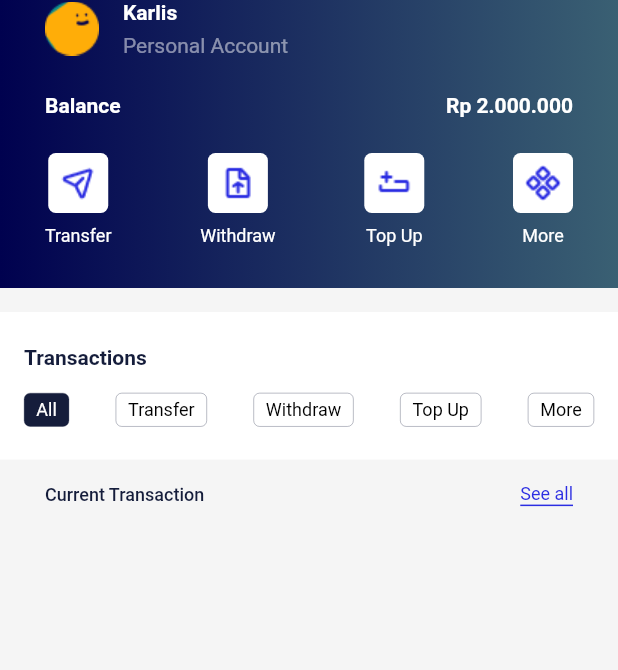
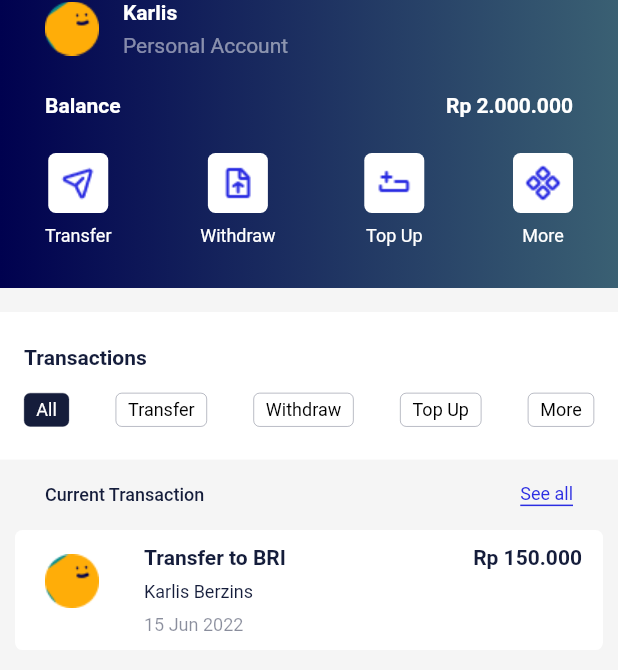
Before and after one commit to berzinsk/ui_mobile_bank_app_flutter, a Flutter app: the screen it shows after launch, on a phone screen of 412 x 824 dp. Shown: the top 670 px of the screen. Run offline on Flutter 3.47's test engine with Material 2 defaults, Android fonts, the phone set to English and light mode, and no system bars.

Commit message:
Add transaction list item component

```diff
--- /dev/null
+++ b/lib/components/transaction_list_item.dart
@@ -0,0 +1,81 @@
+import 'package:flutter/material.dart';
+import 'package:intl/intl.dart';
+
+import '../model/transaction.dart';
+
+class TransactionListItem extends StatelessWidget {
+  final Transaction transaction;
+
+  const TransactionListItem({
+    Key? key,
+    required this.transaction,
+  }) : super(key: key);
+
+  @override
+  Widget build(BuildContext context) {
+    return Container(
+      padding: const EdgeInsets.symmetric(horizontal: 14, vertical: 10),
+      decoration: BoxDecoration(
+        borderRadius: BorderRadius.circular(5),
+        color: Colors.white,
+      ),
+      child: Row(
+        crossAxisAlignment: CrossAxisAlignment.start,
+        children: [
+          const Padding(
+            padding: EdgeInsets.only(right: 24),
+            child: Image(
+              image: AssetImage(
+                'asset/images/profile_picture_placeholder.png',
+              ),
+              width: 48,
+              height: 48,
+            ),
+          ),
+          Expanded(
+            child: Column(
+              crossAxisAlignment: CrossAxisAlignment.start,
+              children: [
+                Text(
+                  'Transfer to ${transaction.to}',
+                  style: const TextStyle(
+                    fontSize: 14,
+                    fontWeight: FontWeight.w600,
+                    color: Color(0xff151d3b),
+                  ),
+                ),
+                Padding(
+                  padding: const EdgeInsets.symmetric(vertical: 8),
+                  child: Text(
+                    transaction.from,
+                    style: const TextStyle(
+                      fontSize: 12,
+                      fontWeight: FontWeight.w400,
+                      color: Color(0xff151d3b),
+                    ),
+                  ),
+                ),
+                Text(
+                  DateFormat('dd MMM yyyy').format(transaction.date),
+                  style: TextStyle(
+                    fontSize: 12,
+                    fontWeight: FontWeight.w400,
+                    color: const Color(0xff151d3b).withOpacity(0.5),
+                  ),
+                ),
+              ],
+            ),
+          ),
+          Text(
+            'Rp ${transaction.amount}',
+            style: const TextStyle(
+              fontSize: 14,
+              fontWeight: FontWeight.w600,
+              color: Color(0xff151d3b),
+            ),
+          ),
+        ],
+      ),
+    );
+  }
+}
--- a/lib/main.dart
+++ b/lib/main.dart
@@ -17,7 +17,7 @@ class MyApp extends StatelessWidget {
       theme: ThemeData(
         primarySwatch: Colors.blue,
       ),
-      home: const Scaffold(
+      home: Scaffold(
         body: Dashboard(),
       ),
     );
--- /dev/null
+++ b/lib/model/transaction.dart
@@ -0,0 +1,13 @@
+class Transaction {
+  final String from;
+  final String to;
+  final String amount;
+  final DateTime date;
+
+  Transaction({
+    required this.from,
+    required this.to,
+    required this.amount,
+    required this.date,
+  });
+}
--- a/lib/screens/dashboard.dart
+++ b/lib/screens/dashboard.dart
@@ -3,9 +3,18 @@ import 'package:flutter/material.dart';
 import '../components/dashboard_header.dart';
 import '../components/transactions.dart';
 import '../components/transaction_filter.dart';
+import '../components/transaction_list_item.dart';
+import '../model/transaction.dart';
 
 class Dashboard extends StatelessWidget {
-  const Dashboard({Key? key}) : super(key: key);
+  Dashboard({Key? key}) : super(key: key);
+
+  final Transaction transaction = Transaction(
+    from: 'Karlis Berzins',
+    to: 'BRI',
+    amount: '150.000',
+    date: DateTime.now(),
+  );
 
   @override
   Widget build(BuildContext context) {
@@ -30,12 +39,17 @@ class Dashboard extends StatelessWidget {
                 alignment: Alignment.topLeft,
                 color: const Color(0xfff5f5f5),
                 child: Column(
-                  children: const [
-                    Padding(
+                  children: [
+                    const Padding(
                       padding: EdgeInsets.symmetric(vertical: 16),
                       child: Transactions(),
                     ),
-                    TransactionFilter(),
+                    const TransactionFilter(),
+                    Padding(
+                      padding:
+                          const EdgeInsets.only(top: 16, left: 10, right: 10),
+                      child: TransactionListItem(transaction: transaction),
+                    )
                   ],
                 ),
               ),
--- a/pubspec.yaml
+++ b/pubspec.yaml
@@ -33,6 +33,7 @@ dependencies:
   # The following adds the Cupertino Icons font to your application.
   # Use with the CupertinoIcons class for iOS style icons.
   cupertino_icons: ^1.0.2
+  intl: ^0.17.0
 
 dev_dependencies:
   flutter_test:
```
Also changed, not shown: pubspec.lock.
